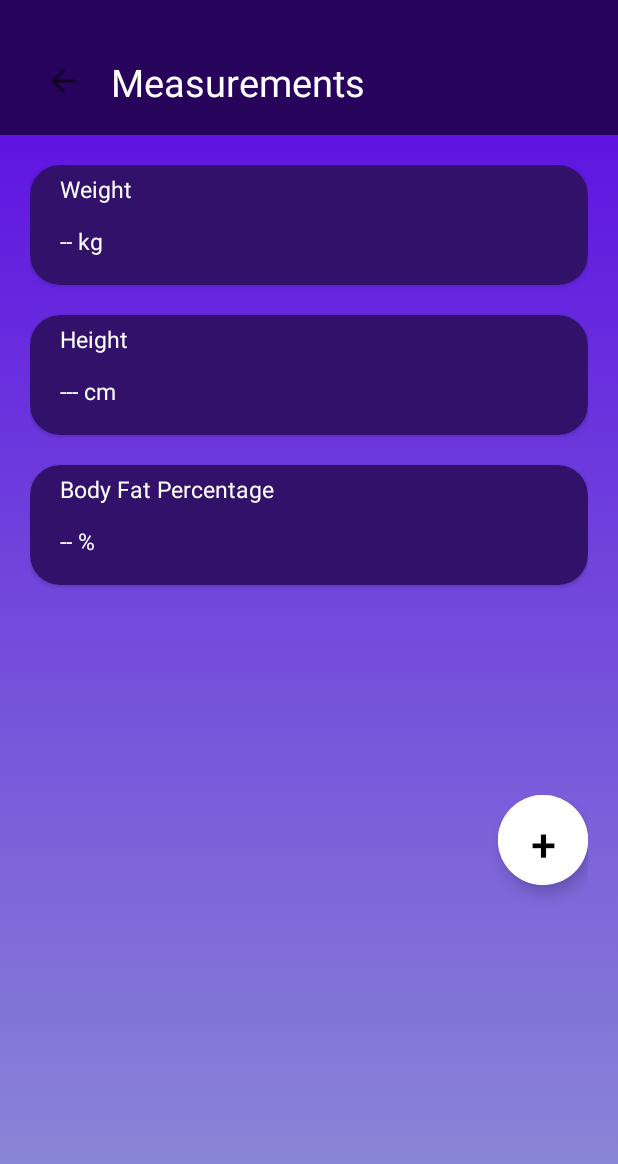
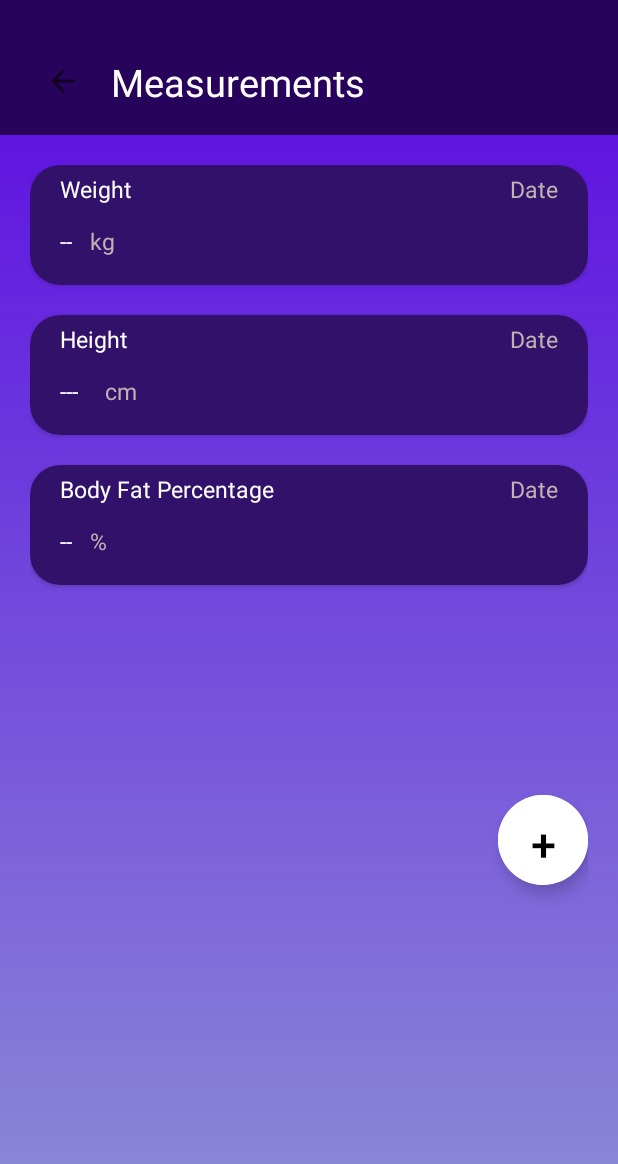
Before and after one commit to VanciaG/FitApp, an Android app: the AddMeasurements screen opened directly, with no data from a screen before it, after a tap on "Save", on a phone screen of 412 x 824 dp. Shown: the top 1164 px of the screen. Run offline under Robolectric (Android 15) with nearby library versions, the phone set to English and light mode, and no system bars; our stand-ins replace Firebase (no records; nobody signed in at launch, a user with empty details on screens opened directly); 1 statement that could not run was skipped.

Commit message:
added measurements

```diff
--- a/app/src/main/java/com/example/fitapp/AddMeasurements.java
+++ b/app/src/main/java/com/example/fitapp/AddMeasurements.java
@@ -12,12 +12,18 @@ import android.widget.Button;
 import android.widget.DatePicker;
 import android.widget.EditText;
 
+import com.google.firebase.auth.FirebaseAuth;
+import com.google.firebase.database.DatabaseReference;
+import com.google.firebase.database.FirebaseDatabase;
+
 import java.util.Calendar;
+import java.util.HashMap;
 
 public class AddMeasurements extends AppCompatActivity {
-    private EditText date;
+    private EditText date, weight, height, bodyFatPercentage;
     private DatePickerDialog picker;
     private Button saveBtn;
+    private String user_weight, user_height, user_body_fat, dateMeasurements;
 
     @Override
     protected void onCreate(Bundle savedInstanceState) {
@@ -31,7 +37,12 @@ public class AddMeasurements extends AppCompatActivity {
         setContentView(R.layout.activity_add_measurements);
 
         date = findViewById(R.id.date);
+        weight = findViewById(R.id.weight);
+        height = findViewById(R.id.height);
+        bodyFatPercentage = findViewById(R.id.body_fat);
         saveBtn = findViewById(R.id.saveBtn_personalInfo);
+
+        String userID = FirebaseAuth.getInstance().getCurrentUser().getUid();
 
         date.setOnClickListener(new View.OnClickListener() {
             @Override
@@ -55,12 +66,29 @@ public class AddMeasurements extends AppCompatActivity {
         saveBtn.setOnClickListener(new View.OnClickListener() {
             @Override
             public void onClick(View view) {
-                String dateMeasurements = date.getText().toString();
-                Intent intent = new Intent(AddMeasurements.this, Measurements.class);
-                intent.putExtra("date", dateMeasurements);
-                startActivity(intent);
+                addData(userID);
+                startActivity(new Intent(AddMeasurements.this, Measurements.class));
                 finish();
             }
         });
     }
+
+
+    private void addData(String userID){
+        dateMeasurements = date.getText().toString();
+        user_weight = weight.getText().toString().trim();
+        user_height = height.getText().toString().trim();
+        user_body_fat = bodyFatPercentage.getText().toString().trim();
+
+        DatabaseReference databaseReference = FirebaseDatabase.getInstance().getReference("measurements");
+
+        HashMap<String, Object> map = new HashMap<>();
+        map.put("date", dateMeasurements);
+        map.put("weight", user_weight);
+        map.put("height", user_height);
+        map.put("bodyFatPercentage", user_body_fat);
+
+        databaseReference.child(userID).push().updateChildren(map);
+
+    }
 }
--- a/app/src/main/java/com/example/fitapp/Measurements.java
+++ b/app/src/main/java/com/example/fitapp/Measurements.java
@@ -1,23 +1,39 @@
 package com.example.fitapp;
 
+import androidx.annotation.NonNull;
 import androidx.appcompat.app.AppCompatActivity;
-import androidx.fragment.app.Fragment;
-import androidx.fragment.app.FragmentManager;
 
 import android.content.Intent;
 import android.graphics.Color;
 import android.os.Bundle;
+import android.util.Log;
 import android.view.View;
 import android.view.WindowManager;
 import android.widget.Button;
 import android.widget.TextView;
 import android.widget.Toast;
 
+import com.google.firebase.auth.FirebaseAuth;
+import com.google.firebase.database.DataSnapshot;
+import com.google.firebase.database.DatabaseError;
+import com.google.firebase.database.DatabaseReference;
+import com.google.firebase.database.FirebaseDatabase;
+
+import com.google.firebase.database.Query;
+import com.google.firebase.database.ValueEventListener;
+
+import java.text.ParseException;
+import java.text.SimpleDateFormat;
+import java.util.Collections;
+import java.util.Date;
+import java.util.HashMap;
+import java.util.Map;
+
 public class Measurements extends AppCompatActivity {
 
     private Button addMeasurementsBtn;
-    private TextView backPersonalInfoBtn, dateW, dateH, dateP;
-
+    private TextView backPersonalInfoBtn, dateW, dateH, dateP, weight, height, bodyFatPercentage;
+    private String childKey = new String();
 
     @Override
     protected void onCreate(Bundle savedInstanceState) {
@@ -34,11 +50,13 @@ public class Measurements extends AppCompatActivity {
         dateW = findViewById(R.id.date1);
         dateH = findViewById(R.id.date2);
         dateP = findViewById(R.id.date3);
+        weight = findViewById(R.id.weightM);
+        height = findViewById(R.id.heightM);
+        bodyFatPercentage = findViewById(R.id.body_fatM);
 
-        String date = getIntent().getStringExtra("date");
-        dateW.setText(date);
-        dateH.setText(date);
-        dateP.setText(date);
+        String userID = FirebaseAuth.getInstance().getCurrentUser().getUid();
+
+        lastUpdate(userID);
 
         addMeasurementsBtn.setOnClickListener(new View.OnClickListener() {
             @Override
@@ -54,6 +72,88 @@ public class Measurements extends AppCompatActivity {
                 finish();
             }
         });
+
+
+    }
+
+
+    private void lastUpdate(String userID){
+        HashMap<String, Date> map = new HashMap<>();
+        SimpleDateFormat format = new SimpleDateFormat("dd/MM/yyyy");
+        DatabaseReference databaseReference = FirebaseDatabase.getInstance().getReference("measurements").child(userID);
+        databaseReference.keepSynced(true);
+
+        databaseReference.addListenerForSingleValueEvent(new ValueEventListener() {
+            @Override
+            public void onDataChange(@NonNull DataSnapshot snapshot) {
+
+                for (DataSnapshot dataSnapshot : snapshot.getChildren()) {
+                    String k = dataSnapshot.getKey();
+                    String dateString = String.valueOf(dataSnapshot.child("date").getValue());
+
+                    Date date = null;
+                    try {
+                        date = format.parse(dateString);
+                    } catch (ParseException e) {
+                        Log.d("Exception: ", e.getMessage());
+                    }
+
+                    map.put(k, date);
+
+                }
+
+                Date latest = Collections.max(map.values());
+
+                for (Map.Entry<String, Date> entry : map.entrySet()) {
+                    if ((entry.getValue()).compareTo(latest) == 0) {
+                        childKey = entry.getKey();
+                    }
+                }
+
+                showData(userID);
+
+            }
+
+            @Override
+            public void onCancelled(@NonNull DatabaseError error) {
+                Toast.makeText(Measurements.this, "Something went wrong!", Toast.LENGTH_LONG).show();
+            }
+        });
+    }
+
+
+    private void showData(String userID){
+        DatabaseReference databaseReference = FirebaseDatabase.getInstance().getReference("measurements").child(userID);
+        databaseReference.keepSynced(true);
+        Query query = databaseReference.orderByKey().equalTo(childKey);
+
+        query.addListenerForSingleValueEvent(new ValueEventListener() {
+            @Override
+            public void onDataChange(@NonNull DataSnapshot snapshot) {
+
+                for (DataSnapshot dataSnapshot : snapshot.getChildren()) {
+
+                    String date = String.valueOf(dataSnapshot.child("date").getValue());
+                    String weightM = String.valueOf(dataSnapshot.child("weight").getValue());
+                    String heightM = String.valueOf(dataSnapshot.child("height").getValue());
+                    String bodyFP = String.valueOf(dataSnapshot.child("bodyFatPercentage").getValue());
+
+                    dateW.setText(date);
+                    dateH.setText(date);
+                    dateP.setText(date);
+                    weight.setText(weightM);
+                    height.setText(heightM);
+                    bodyFatPercentage.setText(bodyFP);
+
+                }
+
+            }
+
+            @Override
+            public void onCancelled(@NonNull DatabaseError error) {
+                Toast.makeText(Measurements.this, "Something went wrong!", Toast.LENGTH_LONG).show();
+            }
+        });
     }
 
 
--- a/app/src/main/java/com/example/fitapp/OnboardingScreen.java
+++ b/app/src/main/java/com/example/fitapp/OnboardingScreen.java
@@ -55,7 +55,7 @@ public class OnboardingScreen extends AppCompatActivity {
 
         mAuth=FirebaseAuth.getInstance();
 
-        if(mAuth.getCurrentUser() != null) {
+        if(mAuth.getCurrentUser() != null && mAuth.getCurrentUser().isEmailVerified()) {
             startActivity(new Intent(OnboardingScreen.this, MainScreen.class));
             finish();
             return;
--- a/app/src/main/java/com/example/fitapp/PersonalInfo.java
+++ b/app/src/main/java/com/example/fitapp/PersonalInfo.java
@@ -126,8 +126,6 @@ public class PersonalInfo extends AppCompatActivity{
                 //bundle.putString("user_name", username);
 
 
-                String la = age.getText().toString().trim();
-                Log.d("ceva", "age = " + la );
 
                 if(textGender.equals("Male")){
                     radioButtonGenderSelected = findViewById(R.id.radio_male);
--- a/app/src/main/res/layout/activity_add_measurements.xml
+++ b/app/src/main/res/layout/activity_add_measurements.xml
@@ -57,6 +57,7 @@
             android:textSize="15sp" />
 
         <EditText
+            android:id="@+id/weight"
             android:layout_width="match_parent"
             android:layout_height="40dp"
             android:layout_marginTop="10dp"
@@ -75,6 +76,7 @@
             android:textSize="15sp" />
 
         <EditText
+            android:id="@+id/height"
             android:layout_width="match_parent"
             android:layout_height="40dp"
             android:layout_marginTop="10dp"
@@ -93,6 +95,7 @@
             android:textSize="15sp" />
 
         <EditText
+            android:id="@+id/body_fat"
             android:layout_width="match_parent"
             android:layout_height="40dp"
             android:layout_marginTop="10dp"
--- a/app/src/main/res/layout/activity_measurements.xml
+++ b/app/src/main/res/layout/activity_measurements.xml
@@ -67,13 +67,23 @@
                 android:layout_marginTop="5dp" />
 
             <TextView
+                android:id="@+id/weightM"
                 android:layout_width="wrap_content"
                 android:layout_height="wrap_content"
-                android:text="-- kg"
+                android:text="--"
                 android:textColor="@color/white"
                 android:textSize="15sp"
                 android:layout_marginStart="20dp"
                 android:layout_marginTop="40dp" />
+
+            <TextView
+                android:layout_width="wrap_content"
+                android:layout_height="wrap_content"
+                android:text="kg"
+                android:textColor="@color/light_gray"
+                android:textSize="15sp"
+                android:layout_marginStart="40dp"
+                android:layout_marginTop="40dp"/>
 
         </androidx.cardview.widget.CardView>
 
@@ -106,14 +116,24 @@
                 />
 
         <TextView
+            android:id="@+id/heightM"
             android:layout_width="wrap_content"
             android:layout_height="wrap_content"
-            android:text="--- cm"
+            android:text="---"
             android:textColor="@color/white"
             android:textSize="15sp"
             android:layout_marginStart="20dp"
             android:layout_marginTop="40dp"
             />
+
+        <TextView
+            android:layout_width="wrap_content"
+            android:layout_height="wrap_content"
+            android:text=" cm"
+            android:textColor="@color/light_gray"
+            android:textSize="15sp"
+            android:layout_marginStart="46dp"
+            android:layout_marginTop="40dp"/>
 
         </androidx.cardview.widget.CardView>
 
@@ -146,13 +166,23 @@
                 android:layout_marginTop="5dp" />
 
             <TextView
+                android:id="@+id/body_fatM"
                 android:layout_width="wrap_content"
                 android:layout_height="wrap_content"
-                android:text="-- %"
+                android:text="--"
                 android:textColor="@color/white"
                 android:textSize="15sp"
                 android:layout_marginStart="20dp"
                 android:layout_marginTop="40dp" />
+
+            <TextView
+                android:layout_width="wrap_content"
+                android:layout_height="wrap_content"
+                android:text="%"
+                android:textColor="@color/light_gray"
+                android:textSize="15sp"
+                android:layout_marginStart="40dp"
+                android:layout_marginTop="40dp"/>
 
 
         </androidx.cardview.widget.CardView>
--- a/app/src/main/res/layout/fragment_profile.xml
+++ b/app/src/main/res/layout/fragment_profile.xml
@@ -128,6 +128,7 @@
     </RelativeLayout>
 
     <de.hdodenhof.circleimageview.CircleImageView
+        android:id="@+id/profile_image"
         android:layout_width="100dp"
         android:layout_height="100dp"
         android:layout_gravity="center_horizontal"
```
Also changed, not shown: app/src/main/java/com/example/fitapp/MainScreen.java (+7 -0 lines), app/src/main/java/com/example/fitapp/ProfileFragment.java (+21 -6 lines).
